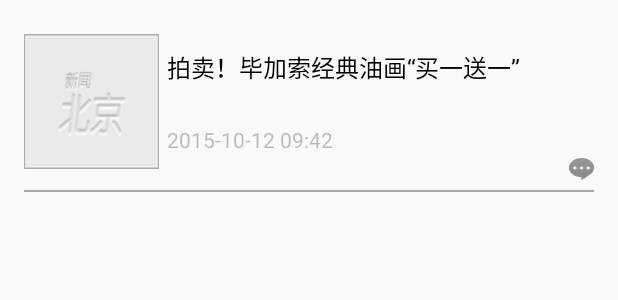
After one commit to manacles/android, an Android app: the layout item_tabdetail_pager.xml on its own in the app's theme, with its tools: preview values and no code run, on a phone screen of 412 x 824 dp. The commit adds this screen. Shown: the top 300 px of the screen. Run offline under Robolectric (Android 15) with nearby library versions, the phone set to English and light mode, and no system bars.

```diff
--- a/app/build.gradle
+++ b/app/build.gradle
@@ -40,4 +40,7 @@ dependencies {
     implementation 'com.google.code.gson:gson:2.8.6'
 
     implementation 'com.github.JakeWharton:ViewPagerIndicator:2.4.1'
+
+    implementation 'com.github.bumptech.glide:glide:4.11.0'
+    annotationProcessor 'com.github.bumptech.glide:compiler:4.11.0'
 }
--- /dev/null
+++ b/app/src/main/res/layout/item_tabdetail_pager.xml
@@ -0,0 +1,65 @@
+<?xml version="1.0" encoding="utf-8"?>
+<RelativeLayout xmlns:android="http://schemas.android.com/apk/res/android"
+    android:layout_width="match_parent"
+    android:layout_height="wrap_content"
+    android:padding="8dp">
+
+    <RelativeLayout
+        android:layout_width="match_parent"
+        android:layout_height="120dp">
+
+        <ImageView
+            android:id="@+id/iv_listimage"
+            android:layout_width="90dp"
+            android:layout_height="90dp"
+            android:layout_alignParentStart="true"
+            android:layout_centerVertical="true"
+            android:layout_marginStart="8dp"
+            android:scaleType="fitXY"
+            android:src="@drawable/news_pic_default" />
+
+        <LinearLayout
+            android:layout_width="wrap_content"
+            android:layout_height="wrap_content"
+            android:layout_centerVertical="true"
+            android:layout_marginStart="5dp"
+            android:layout_toEndOf="@id/iv_listimage"
+            android:orientation="vertical">
+
+            <TextView
+                android:id="@+id/tv_title"
+                android:layout_width="wrap_content"
+                android:layout_height="wrap_content"
+                android:lines="2"
+                android:text="拍卖！毕加索经典油画“买一送一”"
+                android:textColor="@android:color/black"
+                android:textSize="16sp" />
+
+            <TextView
+                android:id="@+id/tv_pubdate"
+                android:layout_width="wrap_content"
+                android:layout_height="wrap_content"
+                android:layout_marginTop="8dp"
+                android:text="2015-10-12 09:42"
+                android:textColor="#44000000"
+                android:textSize="14sp" />
+        </LinearLayout>
+
+        <ImageView
+            android:layout_width="wrap_content"
+            android:layout_height="wrap_content"
+            android:layout_alignParentEnd="true"
+            android:layout_alignParentBottom="true"
+            android:layout_marginEnd="8dp"
+            android:layout_marginBottom="8dp"
+            android:src="@drawable/icon_news_comment_num" />
+
+        <View
+            android:layout_width="match_parent"
+            android:layout_height="1dp"
+            android:layout_alignParentBottom="true"
+            android:layout_marginStart="8dp"
+            android:layout_marginEnd="8dp"
+            android:background="#55000000" />
+    </RelativeLayout>
+</RelativeLayout>
```
Also changed, not shown: app/src/main/java/com/example/beijingnews/menudetailpager/tabdetailpager/TabDetailPager.java (+111 -14 lines), app/src/main/res/layout/tabdetail_pager.xml (+3 -38 lines), app/src/main/res/layout/topnews.xml (added, +38 -0 lines), app/src/main/res/drawable-hdpi/icon_news_comment_num.png (added), app/src/main/res/drawable-hdpi/news_pic_default.png (added).
